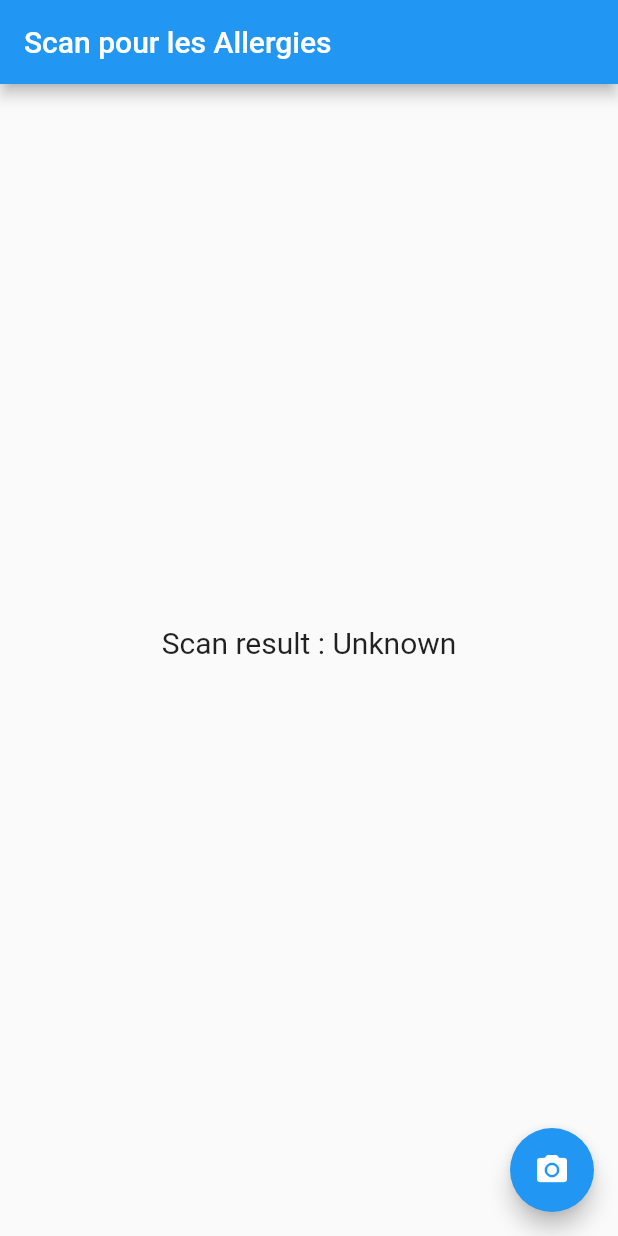
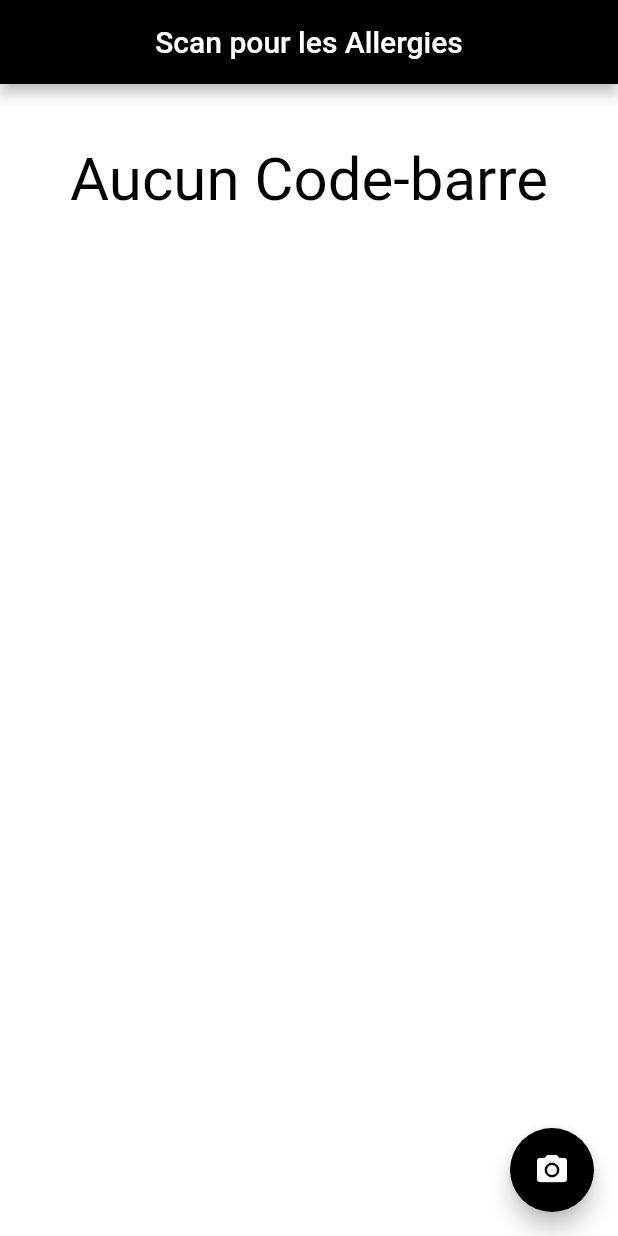
Before and after one commit to Fredray-21/Flutter-App-Allergies, a Flutter app: the screen it shows after launch, on a phone screen of 412 x 824 dp. Run offline on Flutter 3.47's test engine with Material 2 defaults, Android fonts, the phone set to English and light mode, and no system bars; missing offline and left inert: flutter_barcode_scanner, web_scraper.

```diff
--- a/app_allergie/lib/main.dart
+++ b/app_allergie/lib/main.dart
@@ -2,6 +2,8 @@ import 'dart:async';
 import 'package:flutter/material.dart';
 import 'package:flutter/services.dart';
 import 'package:flutter_barcode_scanner/flutter_barcode_scanner.dart';
+import 'package:web_scraper/web_scraper.dart';
+import 'package:url_launcher/url_launcher.dart';
 
 void main() {
   runApp(const MyApp());
@@ -14,7 +16,7 @@ class MyApp extends StatelessWidget {
   Widget build(BuildContext context) {
     return MaterialApp(
         debugShowCheckedModeBanner: false,
-        title: 'App Allergies',
+        title: 'Scan Allergies',
         theme: ThemeData(
           primarySwatch: Colors.blue,
         ),
@@ -30,17 +32,66 @@ class MyHomePage extends StatefulWidget {
 }
 
 class _MyHomePageState extends State<MyHomePage> {
-  String scanBarcode = "Unknown";
+  String scanBarcode = "Aucun Code-barre";
 
   @override
   initState() {
     super.initState();
   }
 
+  final webScraper = WebScraper('https://www.economie.gouv.fr');
+  List<Map<String, dynamic>>? dataTitle;
+  List<Map<String, dynamic>>? dataDescProdDecalage;
+
+  Color colorEtatProduit = Colors.white;
+
+  String getEtatProduit() {
+    List<String> etatProduit =
+        dataTitle?[0]["title"].split("\n")[1].trim().split(" ") ?? [""];
+    //List<String> etatProduit = dataTitle?.toString().split(" ") ?? [""];
+
+    if (etatProduit[0] == "Il" && scanBarcode != "Aucun Code-barre") {
+      colorEtatProduit = Colors.red;
+      descNatureDuDecalage();
+      return "Attention produit modifié";
+    } else if (etatProduit[0] == "Nous" && scanBarcode != "Aucun Code-barre") {
+      colorEtatProduit = Colors.green;
+      return "Produit non modifié";
+    } else {
+      colorEtatProduit = Colors.white;
+      return etatProduit.join(" ").toString();
+    }
+  }
+
+  void getData() async {
+    if (await webScraper.loadWebPage(
+        '/dgccrf/rechercher-produit-recette-temporairement-modifiee?q=$scanBarcode')) {
+      setState(() {
+        dataTitle = webScraper.getElement('div.data-eco-search', []);
+      });
+    }
+  }
+
+  void descNatureDuDecalage() async {
+    if (await webScraper.loadWebPage(
+        '/dgccrf/rechercher-produit-recette-temporairement-modifiee?q=$scanBarcode')) {
+      setState(() {
+        dataDescProdDecalage =
+            webScraper.getElement('div.item > ul.desc-ul > li.desc-li', []);
+      });
+    } else {
+      setState(() {
+        dataDescProdDecalage = null;
+      });
+    }
+  }
+
   Future<void> scanBarcodeNormal() async {
     String barcodeScanRes;
     setState(() {
-      scanBarcode = "Unknown";
+      scanBarcode = "Aucun Code-barre";
+      dataTitle = null;
+      dataDescProdDecalage = null;
     });
     try {
       barcodeScanRes = await FlutterBarcodeScanner.scanBarcode(
@@ -50,30 +101,108 @@ class _MyHomePageState extends State<MyHomePage> {
     }
     if (!mounted) return;
     setState(() {
-      scanBarcode = barcodeScanRes;
+      if (barcodeScanRes == "-1") {
+        scanBarcode = "Aucun Code-barre";
+      } else {
+        scanBarcode = barcodeScanRes;
+      }
+      //scanBarcode = "3250393095764";
+      //scanBarcode = "rte";
     });
+    getData();
   }
 
   @override
   Widget build(BuildContext context) {
+    String etatProd = getEtatProduit();
     return Scaffold(
-      appBar: AppBar(title: const Text('Scan pour les Allergies')),
-      body: Builder(builder: (BuildContext context) {
-        return Container(
-            alignment: Alignment.center,
-            child: Flex(
-                direction: Axis.vertical,
-                mainAxisAlignment: MainAxisAlignment.center,
-                children: <Widget>[
-                  Text('Scan result : $scanBarcode\n',
-                      style: const TextStyle(fontSize: 20))
-                ]));
-      }),
+      appBar: AppBar(
+        title: const Text("Scan pour les Allergies"),
+        centerTitle: true,
+        backgroundColor: Colors.black,
+      ),
+      body: Container(
+        color: colorEtatProduit,
+        child: Center(
+          child: Column(
+            children: [
+              const SizedBox(height: 40),
+              Text(
+                scanBarcode,
+                style: const TextStyle(fontSize: 40, color: Colors.black),
+              ),
+              const SizedBox(height: 40),
+              Text(
+                etatProd,
+                style: const TextStyle(fontSize: 30, color: Colors.black),
+              ),
+              const SizedBox(height: 70),
+              (() {
+                if (etatProd == "Attention produit modifié") {
+                  return Column(
+                    children: [
+                      const Center(
+                        child: Text(
+                          "Nature du décalage",
+                          style: TextStyle(
+                              fontSize: 20,
+                              color: Colors.black,
+                              decoration: TextDecoration.underline),
+                        ),
+                      ),
+                      const SizedBox(height: 20),
+                      Text(
+                        dataDescProdDecalage?[3]['title']
+                                .split(":")[1]
+                                .trim()
+                                .toString() ??
+                            "",
+                        style:
+                            const TextStyle(fontSize: 20, color: Colors.black),
+                        textAlign: TextAlign.center,
+                      ),
+                      const SizedBox(height: 70),
+                      Text(
+                        dataTitle?[0]["title"]
+                                .split("\n")[1]
+                                .trim()
+                                .split(" ")
+                                .join(" ") ??
+                            "",
+                        style:
+                            const TextStyle(fontSize: 20, color: Colors.black),
+                      ),
+                      ElevatedButton(
+                        style: ElevatedButton.styleFrom(
+                          primary: Colors.black,
+                        ),
+                        onPressed: () => _launchURL(scanBarcode),
+                        child: const Text('Voir sur le Site'),
+                      ),
+                    ],
+                  );
+                } else {
+                  return Container();
+                }
+              }()),
+            ],
+          ),
+        ),
+      ),
       floatingActionButton: FloatingActionButton(
-        onPressed: () => scanBarcodeNormal(),
+        backgroundColor: Colors.black,
+        onPressed: () => {
+          scanBarcodeNormal(),
+        },
         tooltip: 'Scan',
         child: const Icon(Icons.camera_alt),
       ),
     );
   }
 }
+
+void _launchURL(scanBarcode) async {
+  final url =
+      "https://www.economie.gouv.fr/dgccrf/rechercher-produit-recette-temporairement-modifiee?q=$scanBarcode";
+  if (!await launchUrl(Uri.parse(url))) throw 'Could not launch $url';
+}
--- a/app_allergie/pubspec.yaml
+++ b/app_allergie/pubspec.yaml
@@ -31,6 +31,8 @@ dependencies:
   flutter:
     sdk: flutter
   flutter_barcode_scanner: ^2.0.0
+  url_launcher: ^6.1.2
+  web_scraper: ^0.1.4
 
 dev_dependencies:
   flutter_lints: ^2.0.0
```
Also changed, not shown: app_allergie/pubspec.lock, 58 other files.
